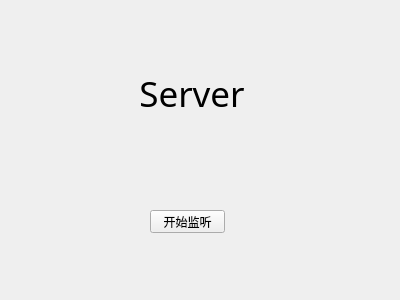
The window that chatServer/widget.ui (XeonL/xChat) describes before a commit, drawn with Qt 5.
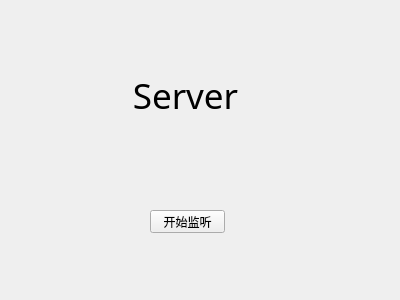
The same window after the commit.

The edit to the form file:
```diff
--- a/chatServer/widget.ui
+++ b/chatServer/widget.ui
@@ -16,10 +16,10 @@
   <widget class="QLabel" name="label">
    <property name="geometry">
     <rect>
-     <x>140</x>
-     <y>70</y>
-     <width>104</width>
-     <height>46</height>
+     <x>80</x>
+     <y>50</y>
+     <width>211</width>
+     <height>91</height>
     </rect>
    </property>
    <property name="font">
@@ -51,9 +51,9 @@
   <widget class="QLabel" name="listenStatus">
    <property name="geometry">
     <rect>
-     <x>90</x>
+     <x>70</x>
      <y>150</y>
-     <width>201</width>
+     <width>251</width>
      <height>31</height>
     </rect>
    </property>
```
